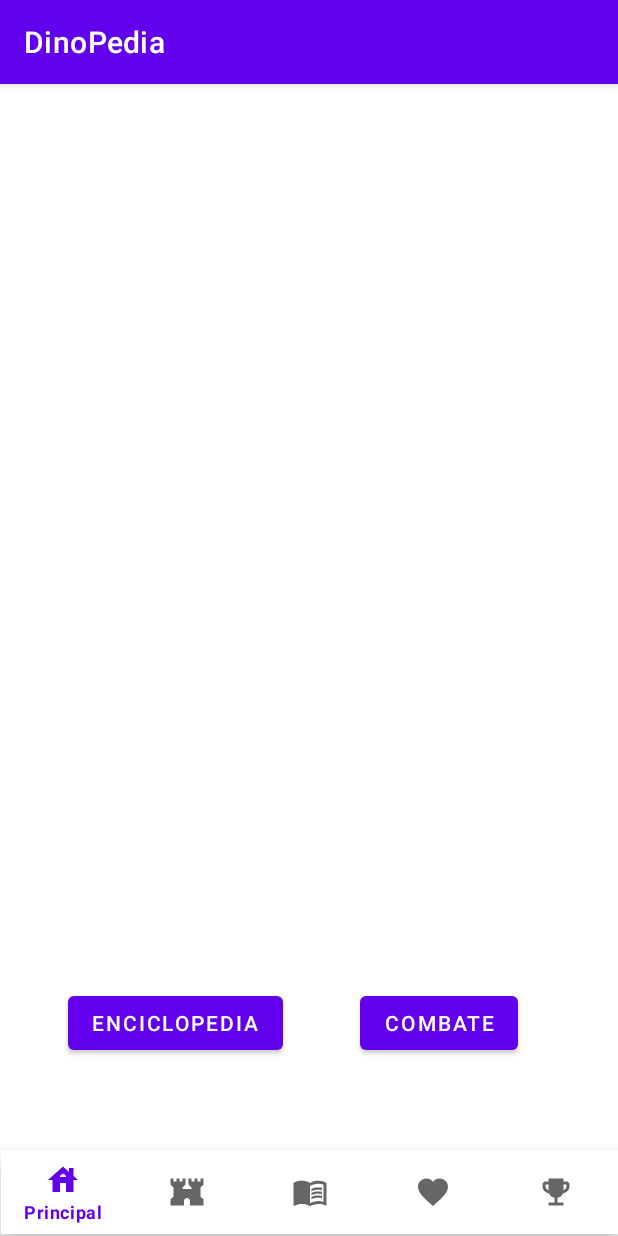
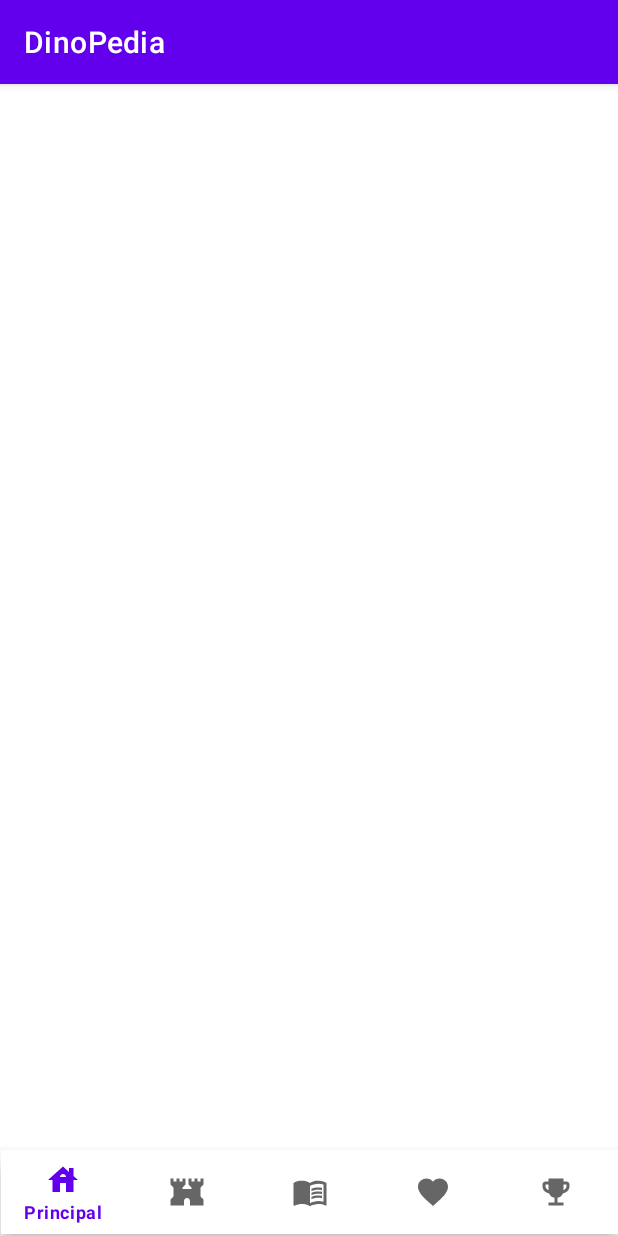
Before and after one commit to UniExtremadura/proyecto-gps-asee-2022-23-ga05, an Android app: the screen it shows after launch (MainActivity), on a phone screen of 412 x 824 dp. Run offline under Robolectric (Android 15) with nearby library versions, the phone set to English and light mode, and no system bars; our stand-ins replace Room's generated code; pictures from the network do not load.

Commit message:
PGA05-212 UC13 - IT7 - INT - Integrate the system

```diff
--- a/app/src/main/res/layout/activity_main.xml
+++ b/app/src/main/res/layout/activity_main.xml
@@ -5,30 +5,6 @@
     android:layout_width="match_parent"
     android:layout_height="match_parent"
     tools:context=".MainActivity">
-
-    <Button
-        android:id="@+id/bCombate"
-        android:layout_width="wrap_content"
-        android:layout_height="wrap_content"
-        android:text="COMBATE"
-        app:layout_constraintBottom_toBottomOf="parent"
-        app:layout_constraintEnd_toEndOf="parent"
-        app:layout_constraintHorizontal_bias="0.433"
-        app:layout_constraintStart_toEndOf="@+id/bEnciclopedia"
-        app:layout_constraintTop_toTopOf="parent"
-        app:layout_constraintVertical_bias="0.836" />
-
-    <Button
-        android:id="@+id/bEnciclopedia"
-        android:layout_width="wrap_content"
-        android:layout_height="wrap_content"
-        android:text="ENCICLOPEDIA"
-        app:layout_constraintBottom_toBottomOf="parent"
-        app:layout_constraintEnd_toEndOf="parent"
-        app:layout_constraintHorizontal_bias="0.168"
-        app:layout_constraintStart_toStartOf="parent"
-        app:layout_constraintTop_toTopOf="parent"
-        app:layout_constraintVertical_bias="0.836" />
 
     <FrameLayout
         android:id="@+id/frameLayout"
```
